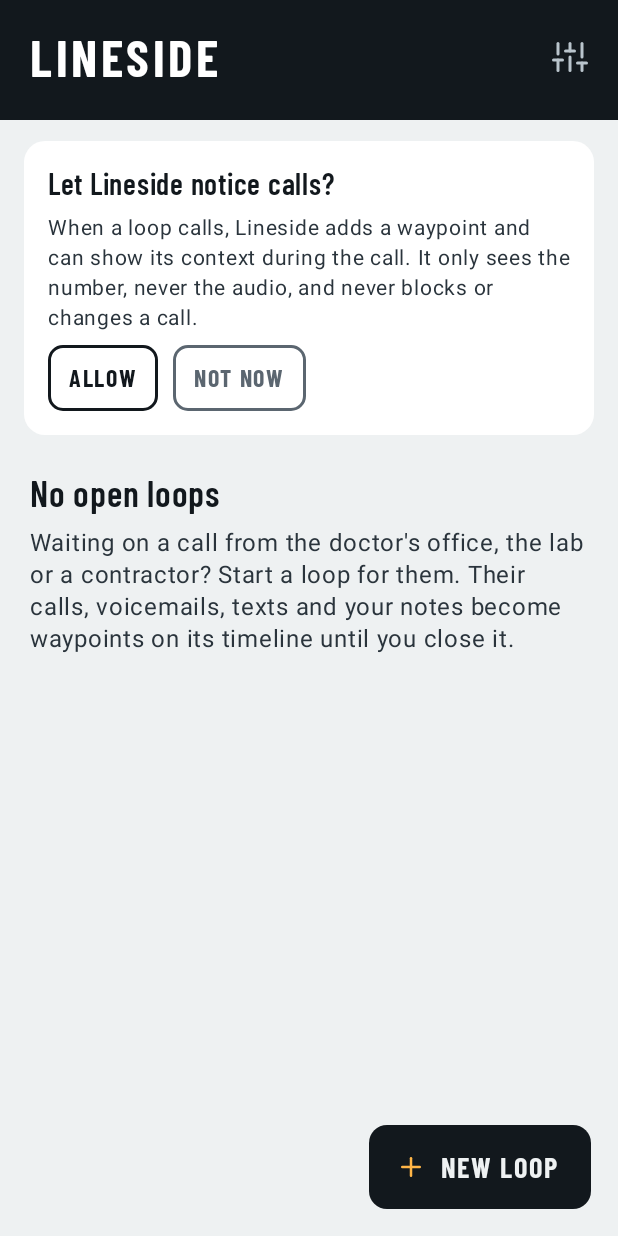
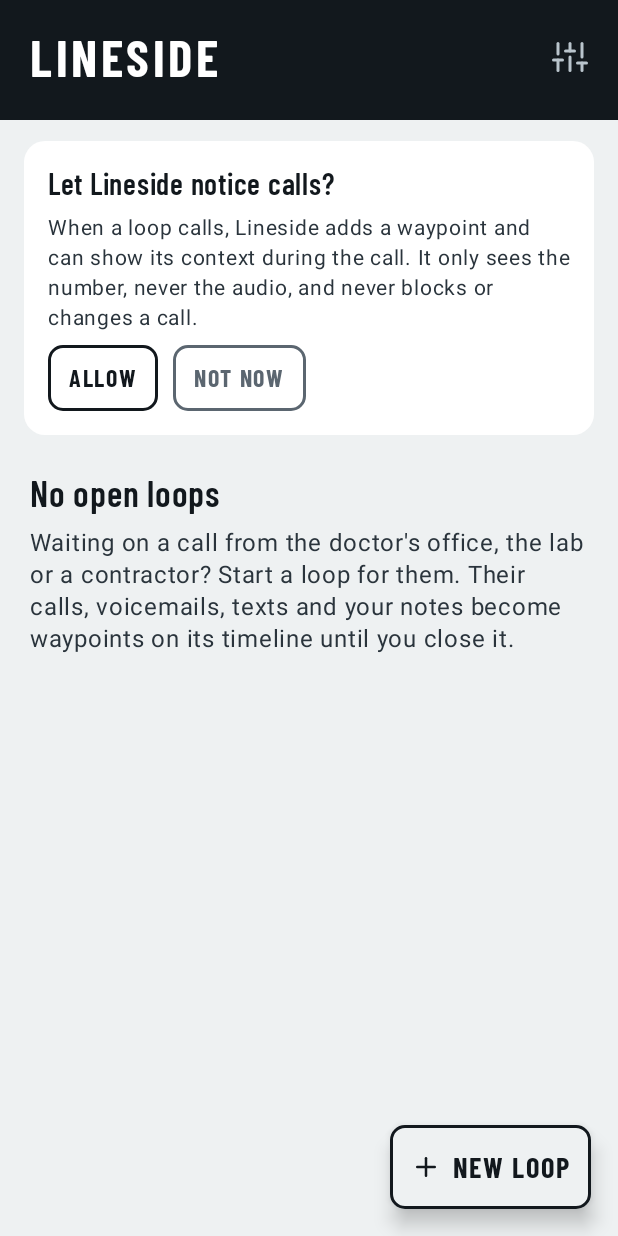
Before and after one commit to absoluteKander/Lineside, an Android app built with Jetpack Compose: the screen it shows after launch (MainActivity), on a phone screen of 412 x 824 dp. Run offline under Robolectric (Android 15) with nearby library versions, the phone set to English and light mode, and no system bars; our stand-ins replace Room's generated code; 1 statement that could not run was skipped.

Commit message:
Main list: recent calls one line per loop, hollow New loop, line glyphs
Recent calls group into one line per loop (at most three) with a short
stretch of that loop's line and its calls as waypoint shapes. New loop is
hollow like every button. Keep and Close carry line glyphs (line carrying
on, line ending at the terminus). Quiet subtitle shortened.

Co-Authored-By: Claude Opus 5.5 <noreply@anthropic.com>

```diff
--- a/app/src/main/java/app/lineside/ui/LineParts.kt
+++ b/app/src/main/java/app/lineside/ui/LineParts.kt
@@ -173,7 +173,10 @@ fun MonoLabel(text: String, color: Color = Line.c.muted, size: TextUnit = 11.sp)
 @Composable
 fun LineButton(
     text: String, onClick: () -> Unit, modifier: Modifier = Modifier, edge: Color = Line.c.ink,
-    active: Boolean = false, enabled: Boolean = true, leading: (@Composable () -> Unit)? = null,
+    active: Boolean = false, enabled: Boolean = true, height: Dp = 44.dp, textSize: TextUnit = 16.sp,
+    /** Solid backing for buttons that float over content; still reads as hollow (same as the page). */
+    backing: Color = Color.Transparent,
+    leading: (@Composable (ink: Color) -> Unit)? = null,
 ) {
     val c = Line.c
     val source = androidx.compose.runtime.remember { androidx.compose.foundation.interaction.MutableInteractionSource() }
@@ -181,15 +184,34 @@ fun LineButton(
     val filled = (pressed || active) && enabled
     Row(
         modifier
-            .height(44.dp)
-            .background(if (filled) c.amber else Color.Transparent, RoundedCornerShape(10.dp))
+            .height(height)
+            .background(if (filled) c.amber else backing, RoundedCornerShape(10.dp))
             .border(1.5.dp, if (filled) c.amber else if (enabled) edge else c.muted, RoundedCornerShape(10.dp))
             .clickable(interactionSource = source, indication = null, enabled = enabled, role = Role.Button, onClick = onClick)
             .padding(horizontal = 14.dp),
         verticalAlignment = Alignment.CenterVertically,
         horizontalArrangement = androidx.compose.foundation.layout.Arrangement.Center,
     ) {
-        leading?.let { it(); Spacer(Modifier.width(8.dp)) }
-        Sign(text, 16.sp, if (filled) c.onAmber else if (enabled) edge else c.muted)
+        val ink = if (filled) c.onAmber else if (enabled) edge else c.muted
+        leading?.let { it(ink); Spacer(Modifier.width(8.dp)) }
+        Sign(text, textSize, ink)
     }
 }
+
+
+/** The line carrying on: a solid stretch, then dashes. For "Keep". */
+@Composable
+fun KeepGlyph(ink: Color) = Canvas(Modifier.size(width = 20.dp, height = 14.dp)) {
+    val y = size.height / 2; val w = 3.dp.toPx()
+    drawLine(ink, Offset(0f, y), Offset(size.width * 0.45f, y), strokeWidth = w)
+    drawLine(ink, Offset(size.width * 0.55f, y), Offset(size.width, y), strokeWidth = w,
+        pathEffect = androidx.compose.ui.graphics.PathEffect.dashPathEffect(floatArrayOf(4.dp.toPx(), 3.dp.toPx())))
+}
+
+/** The line ending at the terminus bar. For "Close loop". */
+@Composable
+fun TerminusGlyph(ink: Color) = Canvas(Modifier.size(width = 20.dp, height = 14.dp)) {
+    val y = size.height / 2; val w = 3.dp.toPx()
+    drawLine(ink, Offset(0f, y), Offset(size.width - w, y), strokeWidth = w)
+    drawLine(ink, Offset(size.width - w / 2, 0f), Offset(size.width - w / 2, size.height), strokeWidth = w)
+}
--- a/app/src/main/java/app/lineside/ui/LoopsScreen.kt
+++ b/app/src/main/java/app/lineside/ui/LoopsScreen.kt
@@ -29,6 +29,7 @@ import androidx.compose.runtime.Composable
 import androidx.compose.ui.Alignment
 import androidx.compose.ui.Modifier
 import androidx.compose.ui.draw.drawBehind
+import androidx.compose.ui.draw.shadow
 import androidx.compose.ui.geometry.CornerRadius
 import androidx.compose.ui.geometry.Offset
 import androidx.compose.ui.graphics.PathEffect
@@ -162,27 +163,38 @@ private fun LoopCard(full: LoopFull, now: Long, onClick: () -> Unit) {
     }
 }
 
-/** Calls Lineside noticed in the last week: the place to add context after the fact. */
+/** Calls Lineside noticed this week, one line per loop (most recently called first, at most three). */
 private fun recentCalls(loops: List<LoopFull>, now: Long) = loops
-    .flatMap { l -> l.events.filter { it.source == EventSource.CALL && now - it.at < 7 * LoopStatus.DAY }.map { l to it } }
-    .sortedByDescending { it.second.at }
-    .take(5)
+    .map { l -> l to l.events.filter { it.source == EventSource.CALL && now - it.at < 7 * LoopStatus.DAY }.sortedBy { it.at } }
+    .filter { it.second.isNotEmpty() }
+    .sortedByDescending { it.second.last().at }
+    .take(3)
 
 @Composable
-private fun RecentCalls(rows: List<Pair<LoopFull, Event>>, now: Long, onOpen: (Long) -> Unit) {
+private fun RecentCalls(rows: List<Pair<LoopFull, List<Event>>>, now: Long, onOpen: (Long) -> Unit) {
     val c = Line.c
     Column(Modifier.padding(horizontal = 16.dp).padding(top = 8.dp).fillMaxWidth().background(c.surface, RoundedCornerShape(14.dp)).padding(vertical = 4.dp)) {
-        for ((l, e) in rows) Row(
-            Modifier.fillMaxWidth().clickable(role = Role.Button) { onOpen(l.loop.id) }.padding(horizontal = 14.dp, vertical = 10.dp),
+        for ((l, calls) in rows) Row(
+            Modifier.fillMaxWidth().clickable(role = Role.Button, onClickLabel = "Open loop") { onOpen(l.loop.id) }.padding(horizontal = 14.dp, vertical = 12.dp),
             verticalAlignment = Alignment.CenterVertically, horizontalArrangement = Arrangement.spacedBy(12.dp),
         ) {
+            // A short stretch of this loop's line with its recent calls as stops, the one that needs you in amber.
             val line = Brand.loop(l.loop.id, c.dark)
-            Canvas(Modifier.size(20.dp)) { drawStop(stopShape(e), center, 14.dp.toPx(), line, c.surface, c.amber, needsYou = false) }
-            Column(Modifier.weight(1f)) {
-                Text(l.loop.name, fontFamily = Type.Signage, fontWeight = FontWeight.SemiBold, fontSize = 18.sp, color = c.ink, maxLines = 1, overflow = TextOverflow.Ellipsis)
-                Text(Fmt.kind(e.kind), fontSize = 13.sp, color = c.muted)
+            val needs = needsYouEvent(l.events)
+            val shown = calls.takeLast(4)
+            Canvas(Modifier.size(width = 64.dp, height = 20.dp)) {
+                val y = size.height / 2; val pad = 7.dp.toPx()
+                drawLine(line, Offset(0f, y), Offset(size.width, y), strokeWidth = 3.dp.toPx())
+                val step = if (shown.size == 1) 0f else (size.width - pad * 2) / (shown.size - 1)
+                shown.forEachIndexed { i, e ->
+                    val x = if (shown.size == 1) size.width - pad else pad + step * i
+                    drawStop(stopShape(e), Offset(x, y), 11.dp.toPx(), line, c.surface, c.amber, needsYou = e.id == needs?.id)
+                }
             }
-            MonoLabel(Ago.long(now - e.at) + (e.durationSec?.let { " · " + Fmt.duration(it) } ?: ""))
+            Text(l.loop.name, Modifier.weight(1f), fontFamily = Type.Signage, fontWeight = FontWeight.SemiBold, fontSize = 18.sp,
+                color = c.ink, maxLines = 1, overflow = TextOverflow.Ellipsis)
+            val n = calls.size
+            MonoLabel((if (n == 1) "1 call" else "$n calls") + " · " + Ago.short(now - calls.last().at).uppercase())
         }
     }
 }
@@ -202,10 +214,10 @@ private fun QuietRow(full: LoopFull, now: Long, onClick: () -> Unit, onKeep: ()
     ) {
         Column(Modifier.weight(1f)) {
             Text(full.loop.name, fontFamily = Type.Signage, fontWeight = FontWeight.SemiBold, fontSize = 20.sp, color = c.body, maxLines = 1, overflow = TextOverflow.Ellipsis)
-            Text("Last waypoint ${Ago.long(now - full.loop.lastActivityAt)}", fontSize = 12.sp, color = c.muted)
+            Text("Quiet " + Ago.long(now - full.loop.lastActivityAt).removeSuffix(" ago"), fontSize = 12.sp, color = c.muted, maxLines = 1)
         }
-        LineButton("Keep", onKeep)
-        LineButton("Close", onClose)
+        LineButton("Keep", onKeep, leading = { KeepGlyph(it) })
+        LineButton("Close", onClose, leading = { TerminusGlyph(it) })
     }
 }
 
@@ -226,18 +238,14 @@ private fun Hint(title: String, body: String, action: String, onAction: () -> Un
 }
 
 @Composable
-private fun NewLoopButton(onNew: () -> Unit, modifier: Modifier) {
-    val c = Line.c
-    Row(
-        modifier.background(c.ink, RoundedCornerShape(12.dp)).clickable(role = Role.Button, onClick = onNew)
-            .padding(start = 18.dp, end = 22.dp, top = 16.dp, bottom = 16.dp),
-        verticalAlignment = Alignment.CenterVertically,
-    ) {
-        Icon(LineIcons.Plus, null, tint = c.amber, modifier = Modifier.size(20.dp))
-        Spacer(Modifier.width(10.dp))
-        Sign("New loop", 19.sp, c.ground)
-    }
-}
+private fun NewLoopButton(onNew: () -> Unit, modifier: Modifier) =
+    // Hollow like every button (fills amber while pressed); a page-coloured backing keeps it readable over the list.
+    LineButton(
+        "New loop", onNew, modifier.shadowLift(), height = 56.dp, textSize = 19.sp, backing = Line.c.ground,
+        leading = { ink -> Icon(LineIcons.Plus, null, tint = ink, modifier = Modifier.size(20.dp)) },
+    )
+
+private fun Modifier.shadowLift() = this.shadow(8.dp, RoundedCornerShape(10.dp), clip = false)
 
 @Composable
 private fun EmptyState() {
```
